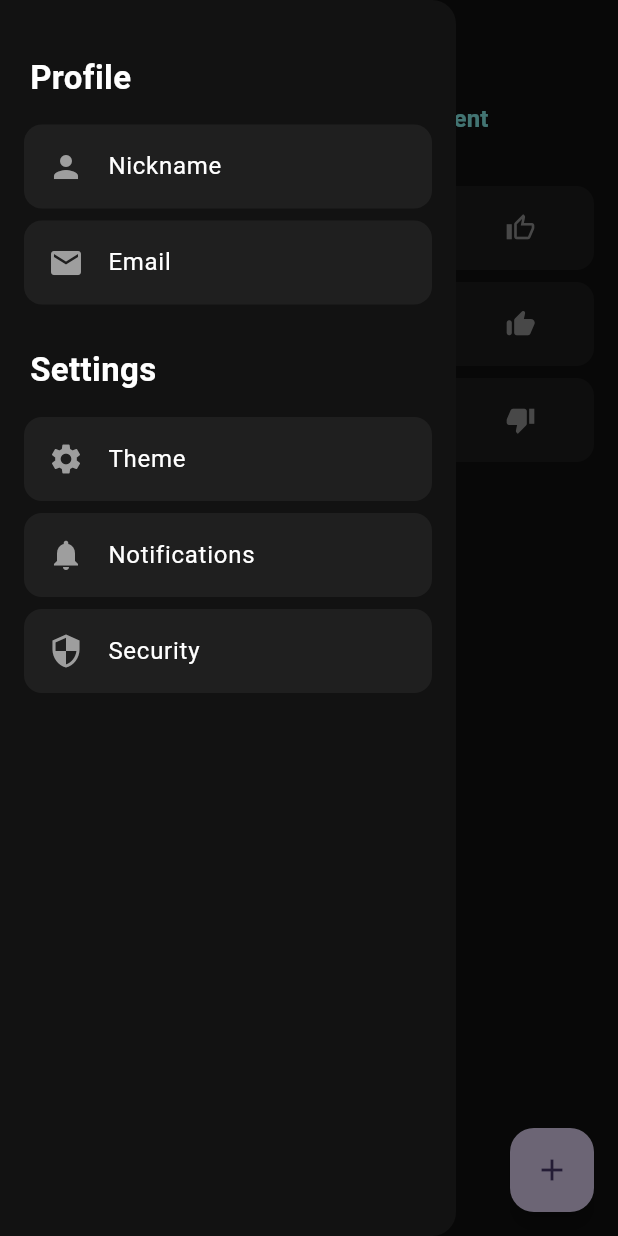
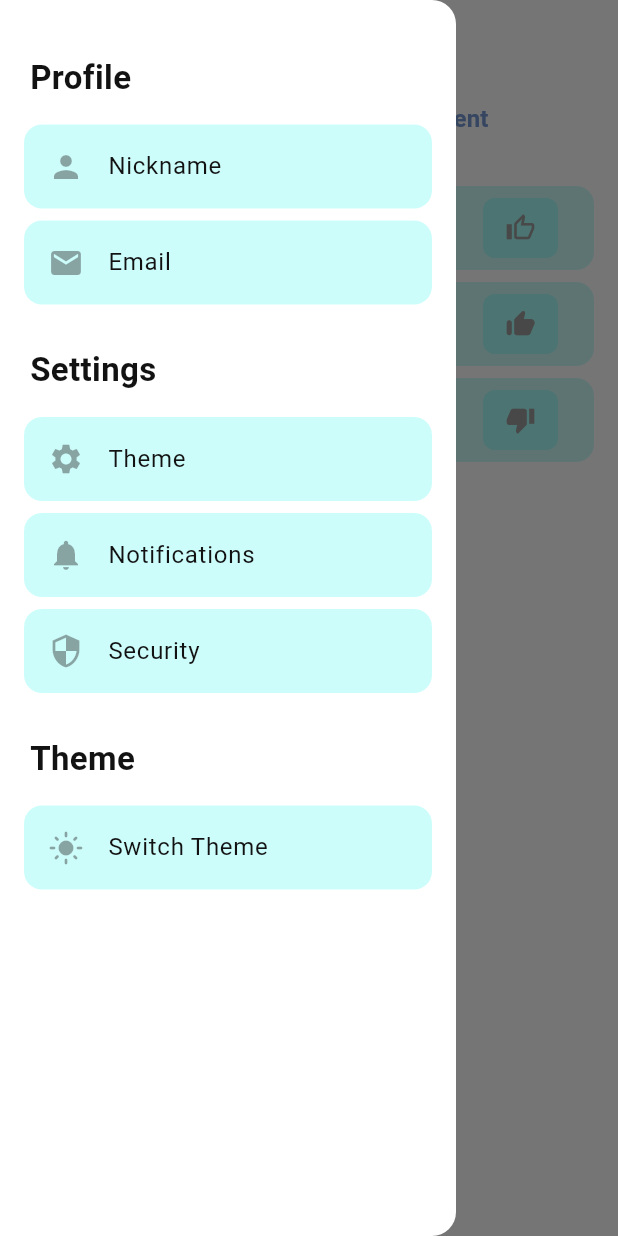
Before and after one commit to AndreaDeBlasio95/mexage, a Flutter app: the screen it shows after launch, with the side drawer open, on a phone screen of 412 x 824 dp. Run offline on Flutter 3.47's test engine with Material 3 defaults, Android fonts, the phone set to English and light mode, and no system bars.

Commit message:
dynamic theme using the drawer

```diff
--- a/lib/custom_widgets/home_drawer.dart
+++ b/lib/custom_widgets/home_drawer.dart
@@ -1,15 +1,55 @@
 import 'package:flutter/material.dart';
 import 'package:provider/provider.dart';
-
 import '../theme/custom_themes.dart';
 
-class CustomDrawer extends StatelessWidget {
+class CustomDrawer extends StatefulWidget {
+  final Function(int) onThemeChange;
+
+  const CustomDrawer({super.key, required this.onThemeChange});
+
+  @override
+  State<CustomDrawer> createState() => _CustomDrawerState();
+}
+
+class _CustomDrawerState extends State<CustomDrawer> {
+
+  int? themeColorSelected; // Default theme index
+
+  @override
+  void initState() {
+    super.initState();
+    WidgetsBinding.instance.addPostFrameCallback((_) => checkTheme());
+  }
+
+  void checkTheme() {
+    themeColorSelected = Provider.of<CustomThemes>(context, listen: false).currentTheme;
+
+    if (themeColorSelected == null) {
+      setState(() {
+        themeColorSelected = 1;
+      });
+      Provider.of<CustomThemes>(context, listen: false).setTheme(1);
+    } else {
+      setState(() {
+        themeColorSelected = 0;
+      });
+      Provider.of<CustomThemes>(context, listen: false).setTheme(0);
+    }
+  }
+
+  void setTheme(int _value) {
+    setState(() {
+      themeColorSelected = _value;
+    });
+    Provider.of<CustomThemes>(context, listen: false).setTheme(_value);
+  }
+
+
   @override
   Widget build(BuildContext context) {
     final themeProvider = Provider.of<CustomThemes>(context, listen: false);
 
     return Drawer(
-
       backgroundColor: themeProvider.cBackGround,
       child: ListView(
         padding: const EdgeInsets.all(12.0),
@@ -89,6 +129,32 @@ class CustomDrawer extends StatelessWidget {
             ),
           ),
           // end settings
+          // Theme
+          const SizedBox(height: 24),
+          Container(
+              padding: const EdgeInsets.only(left: 8),
+              child: Text("Theme", style: themeProvider.tTextTitleDrawer)
+          ),
+          const SizedBox(height: 12),
+          Card(
+            elevation: 0,
+            color: themeProvider.cCardMessageInbox,
+            child: ListTile(
+              leading: themeColorSelected == 0 ? Icon(Icons.light_mode, color: themeProvider.cIcons) : Icon(Icons.dark_mode, color: themeProvider.cIcons),
+              title: Text('Switch Theme', style: themeProvider.tTextNormal),
+              onTap: () {
+                // Handle the tap
+                if (themeColorSelected == 0) {
+                  setTheme(1);
+                  widget.onThemeChange(1); // Use the callback with the new theme value
+                } else {
+                  setTheme(0);
+                  widget.onThemeChange(0); // Use the callback with the new theme value
+                }
+              },
+            ),
+          ),
+          // end theme
         ],
       ),
     );
--- a/lib/views/home_view.dart
+++ b/lib/views/home_view.dart
@@ -21,6 +21,8 @@ class _HomeViewState extends State<HomeView> {
   }
 
   void checkTheme() {
+    themeColorSelected = Provider.of<CustomThemes>(context, listen: false).currentTheme;
+
     if (themeColorSelected == null) {
       setState(() {
         themeColorSelected = 1;
@@ -41,6 +43,13 @@ class _HomeViewState extends State<HomeView> {
     Provider.of<CustomThemes>(context, listen: false).setTheme(_value);
   }
 
+  void updateTheme(int value) {
+    setState(() {
+      themeColorSelected = value; // Update the theme or state based on value
+    });
+  }
+
+
   @override
   Widget build(BuildContext context) {
     final themeProvider = Provider.of<CustomThemes>(context, listen: false);
@@ -50,7 +59,8 @@ class _HomeViewState extends State<HomeView> {
       child: DefaultTabController(
         length: 2, // The number of tabs / views.
         child: Scaffold(
-          drawer: CustomDrawer(), // Use the custom drawer here
+          backgroundColor: themeProvider.cBackGround,
+          drawer: CustomDrawer(onThemeChange: updateTheme), // Use the custom drawer here
           appBar: AppBar(
             iconTheme: IconThemeData(
               color: themeProvider.cTextNormal,
@@ -63,6 +73,7 @@ class _HomeViewState extends State<HomeView> {
                   'Mexage',
                   style: themeProvider.tTextAppBar,
                 ),
+
                 const SizedBox(width: 4),
                 themeColorSelected == 1
                     ? SizedBox(
@@ -138,6 +149,8 @@ class _HomeViewState extends State<HomeView> {
               ],
             ),
           ),
+          // Floating action button
+          /*
           floatingActionButton: FloatingActionButton(
             onPressed: () {
               int currentTheme = themeProvider.currentTheme;
@@ -149,6 +162,7 @@ class _HomeViewState extends State<HomeView> {
             },
             child: const Icon(Icons.add),
           ),
+           */
         ),
       ),
     );
```
